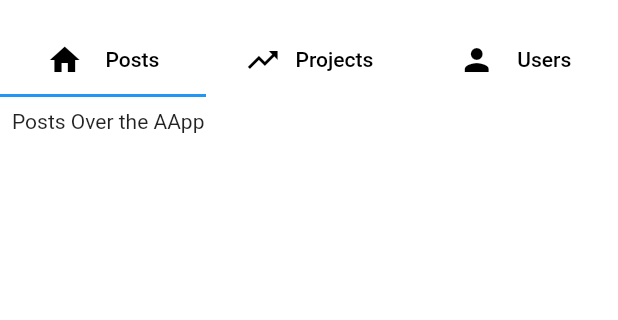
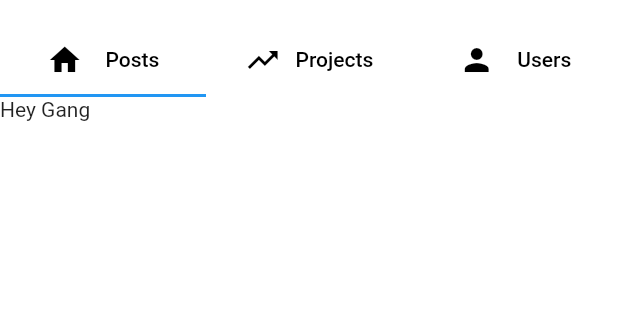
Before and after one commit to aimelive/aimelive-flutter-app, a Flutter app: the Dashboard screen opened directly, on a phone screen of 412 x 824 dp, the part 59-379 px from its top. Run offline on Flutter 3.47's test engine with Material 2 defaults, Android fonts, the phone set to English and light mode, and no system bars; our stand-ins replace carousel_slider, chat_bubbles, cloud_firestore, confetti, curved_navigation_bar, firebase_auth and 9 more; missing offline and left inert: swipe_image_gallery; accounts and stored records are empty.

Commit message:
Confetti Animation & Admin Panel getting started

```diff
--- a/lib/screens/user-app/admin/dashboard.dart
+++ b/lib/screens/user-app/admin/dashboard.dart
@@ -1,3 +1,6 @@
+import 'package:aimelive_app/screens/user-app/admin/panels/post_panel.dart';
+import 'package:aimelive_app/screens/user-app/admin/panels/project_panel.dart';
+import 'package:aimelive_app/screens/user-app/admin/panels/user_panel.dart';
 import 'package:aimelive_app/shared/constants.dart';
 import 'package:flutter/material.dart';
 
@@ -85,20 +88,13 @@ class _DashboardState extends State<Dashboard> {
             ],
           ),
         ),
-        body: TabBarView(children: [
-          Container(
-            padding: const EdgeInsets.all(8.0),
-            child: const Text("Posts Over the AApp"),
-          ),
-          Container(
-            padding: const EdgeInsets.all(8.0),
-            child: const Text("Projects"),
-          ),
-          Container(
-            padding: const EdgeInsets.all(8.0),
-            child: const Text("Users - Community"),
-          ),
-        ]),
+        body: const TabBarView(
+          children: [
+            PostPanel(),
+            ProjectsPanel(),
+            UserPanel(),
+          ],
+        ),
       ),
     );
   }
--- /dev/null
+++ b/lib/screens/user-app/admin/panels/post_panel.dart
@@ -0,0 +1,15 @@
+import 'package:flutter/material.dart';
+
+class PostPanel extends StatefulWidget {
+  const PostPanel({Key? key}) : super(key: key);
+
+  @override
+  State<PostPanel> createState() => _PostPanelState();
+}
+
+class _PostPanelState extends State<PostPanel> {
+  @override
+  Widget build(BuildContext context) {
+    return const Text("Hey Gang");
+  }
+}
--- a/pubspec.yaml
+++ b/pubspec.yaml
@@ -46,8 +46,8 @@ dependencies:
   sliding_up_panel: ^2.0.0+1
   flutter_map: ^0.14.0
   latlong: ^0.6.1
-  cached_network_image: ^3.2.1
   flutter_zoom_drawer: ^3.0.2
+  confetti: ^0.7.0
 
   # The following adds the Cupertino Icons font to your application.
   # Use with the CupertinoIcons class for iOS style icons.
```
Also changed, not shown: lib/screens/user-app/admin/panels/project_panel.dart (added, +15 -0 lines), lib/screens/user-app/admin/panels/user_panel.dart (added, +18 -0 lines), lib/screens/user-app/pages/components/projects-hire/projects.dart (+25 -1 lines), pubspec.lock, 1 other file.
